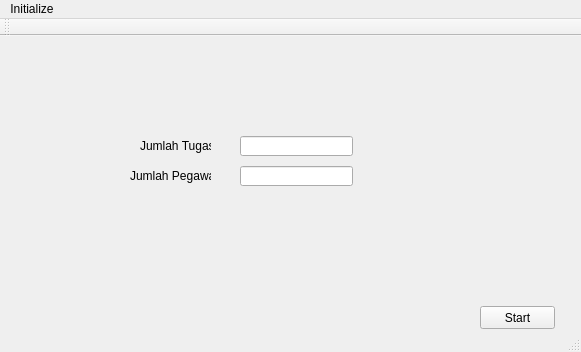
This is BCMModified/mainwindow.ui in Averios/BCMModified as Qt 5 draws it before an edit. The edited form follows.
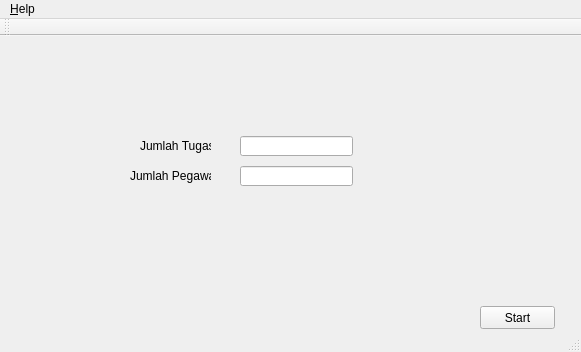
This is the edited form.

What changed in the file:
```diff
--- a/BCMModified/mainwindow.ui
+++ b/BCMModified/mainwindow.ui
@@ -85,7 +85,7 @@
    </property>
    <widget class="QMenu" name="menuInitialize">
     <property name="title">
-     <string>Initialize</string>
+     <string>&amp;Help</string>
     </property>
    </widget>
    <addaction name="menuInitialize"/>
```
Left out of the diff: 18 changed lines with no effect on the pictures.
